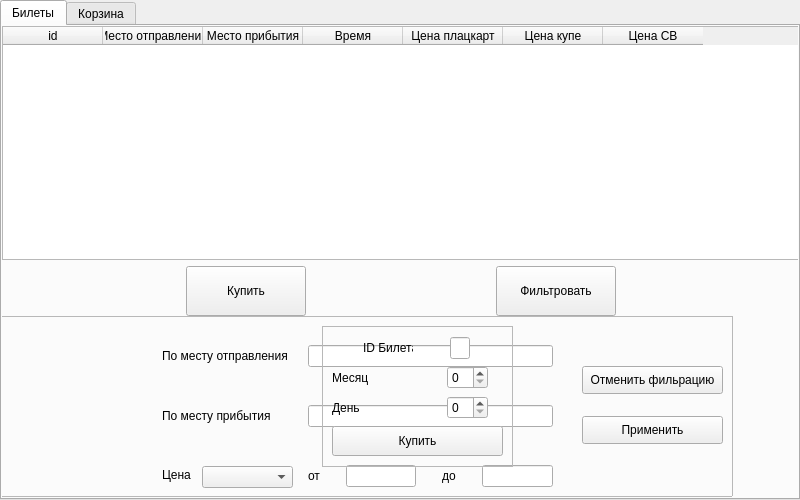
koccyx/TravelMaster, file frontend/ui/userMenu.ui: the form before one commit.
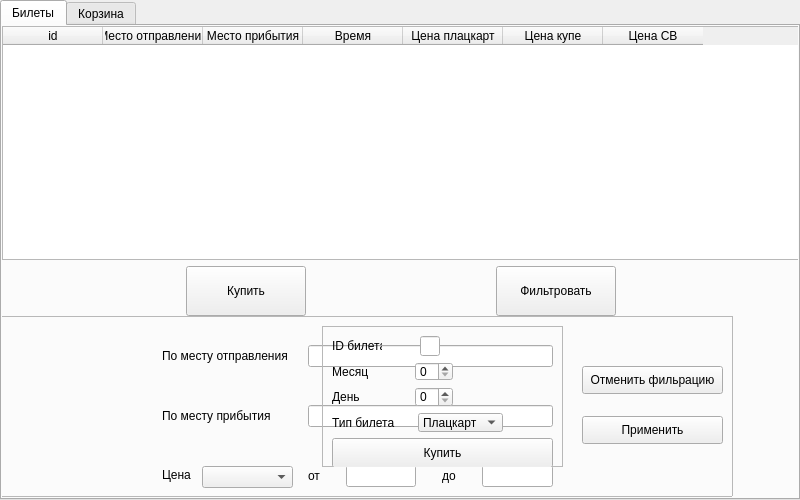
The form after the commit.

Diff of the .ui file:
```diff
--- a/frontend/ui/userMenu.ui
+++ b/frontend/ui/userMenu.ui
@@ -174,7 +174,7 @@
       <rect>
        <x>320</x>
        <y>300</y>
-       <width>191</width>
+       <width>241</width>
        <height>141</height>
       </rect>
      </property>
@@ -187,6 +187,15 @@
      <layout class="QVBoxLayout" name="verticalLayout_5">
       <item>
        <layout class="QHBoxLayout" name="horizontalLayout_2">
+        <property name="spacing">
+         <number>50</number>
+        </property>
+        <property name="leftMargin">
+         <number>0</number>
+        </property>
+        <property name="rightMargin">
+         <number>113</number>
+        </property>
         <item>
          <widget class="QLabel" name="label">
           <property name="minimumSize">
@@ -202,7 +211,7 @@
            </size>
           </property>
           <property name="text">
-           <string>ID Билета</string>
+           <string>ID билета</string>
           </property>
          </widget>
         </item>
@@ -221,10 +230,10 @@
       <item>
        <layout class="QHBoxLayout" name="horizontalLayout_9">
         <property name="spacing">
-         <number>65</number>
+         <number>45</number>
         </property>
         <property name="rightMargin">
-         <number>15</number>
+         <number>100</number>
         </property>
         <item>
          <widget class="QLabel" name="label_10">
@@ -253,10 +262,10 @@
       <item>
        <layout class="QHBoxLayout" name="horizontalLayout_10">
         <property name="spacing">
-         <number>65</number>
+         <number>45</number>
         </property>
         <property name="rightMargin">
-         <number>15</number>
+         <number>100</number>
         </property>
         <item>
          <widget class="QLabel" name="label_11">
@@ -282,6 +291,42 @@
         </item>
        </layout>
       </item>
+      <item>
+       <layout class="QHBoxLayout" name="horizontalLayout_13">
+        <property name="spacing">
+         <number>0</number>
+        </property>
+        <property name="rightMargin">
+         <number>50</number>
+        </property>
+        <item>
+         <widget class="QLabel" name="label_5">
+          <property name="text">
+           <string>Тип билета</string>
+          </property>
+         </widget>
+        </item>
+        <item>
+         <widget class="QComboBox" name="typeTicketSpinBox">
+          <item>
+           <property name="text">
+            <string>Плацкарт</string>
+           </property>
+          </item>
+          <item>
+           <property name="text">
+            <string>Купе</string>
+           </property>
+          </item>
+          <item>
+           <property name="text">
+            <string>СВ</string>
+           </property>
+          </item>
+         </widget>
+        </item>
+       </layout>
+      </item>
       <item>
        <widget class="QPushButton" name="buyButton">
         <property name="minimumSize">
```
